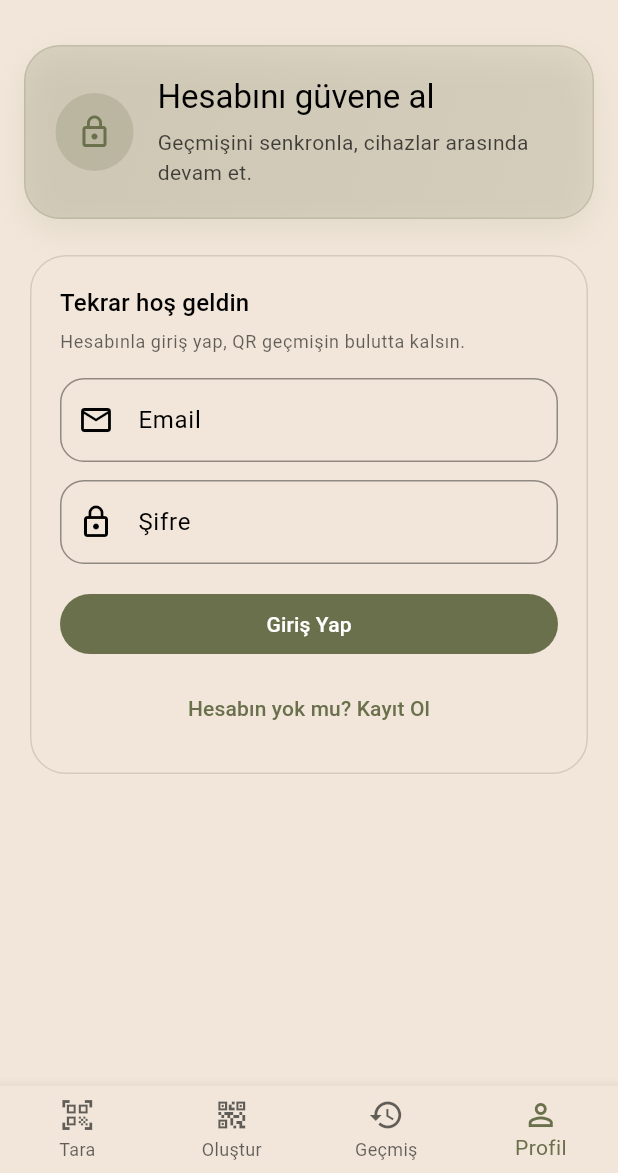
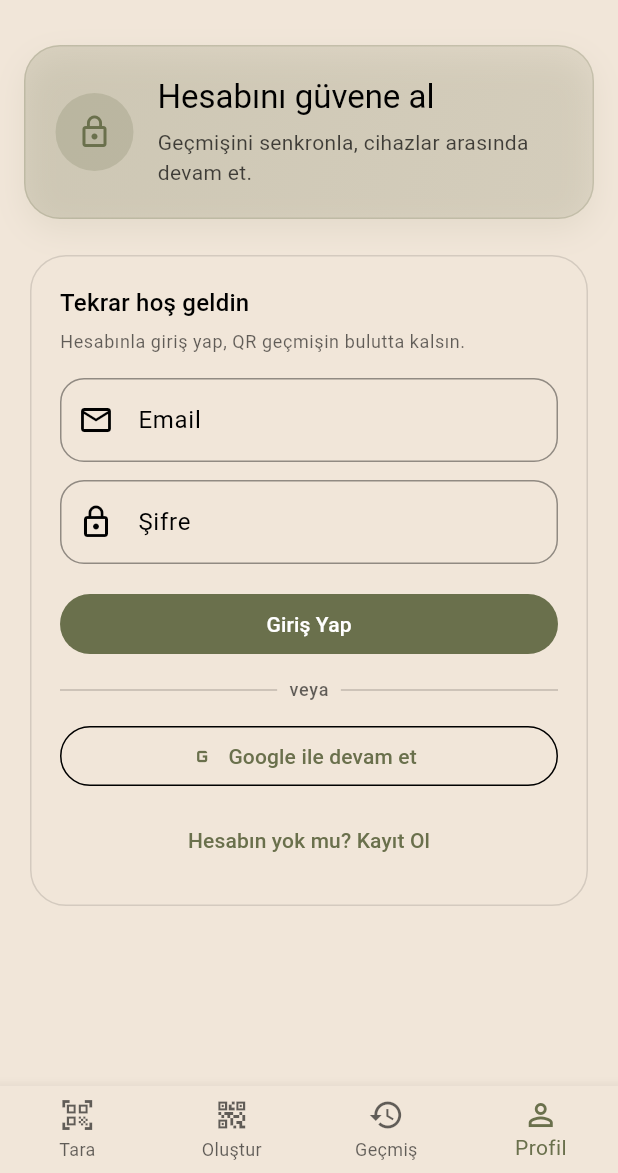
Before and after one commit to islamkirenli/qrmakerscanner, a Flutter app: the screen it shows after launch, item 3 of the bottom bar chosen, after a tap on "Giriş Yap", on a phone screen of 412 x 824 dp, the part 63-1236 px from its top. Run offline on Flutter 3.47's test engine with Material 3 defaults, Android fonts, the phone set to English and light mode, and no system bars; our stand-ins replace cloud_firestore, device_info_plus, file_picker, firebase_auth, firebase_core, firebase_storage and 4 more; missing offline and left inert: mobile_scanner; accounts and stored records are empty.

Commit message:
Google sign-in added.

```diff
--- a/lib/features/account/account_page.dart
+++ b/lib/features/account/account_page.dart
@@ -121,6 +121,26 @@ class _AccountPageState extends State<AccountPage> {
         SnackBar(content: Text(result.message ?? 'Kayıt başarılı.')),
       );
     }
+  }
+
+  Future<void> _handleGoogleSignIn() async {
+    if (_isLoading.value) {
+      return;
+    }
+    final controller = QrControllerScope.of(context);
+    _isLoading.value = true;
+    final result = await controller.signInWithGoogle();
+    _isLoading.value = false;
+    if (!result.ok) {
+      ScaffoldMessenger.of(context).showSnackBar(
+        SnackBar(content: Text(result.message ?? 'Bilinmeyen hata.')),
+      );
+      return;
+    }
+    if (!mounted) {
+      return;
+    }
+    controller.setTabIndex(0);
   }
 
   Future<void> _copyEmail(String? email) async {
@@ -1110,6 +1130,45 @@ class _AccountPageState extends State<AccountPage> {
                                   );
                                 },
                               ),
+                              const SizedBox(height: 12),
+                              Row(
+                                children: [
+                                  Expanded(
+                                    child: Divider(
+                                      color: colorScheme.outline.withOpacity(0.2),
+                                    ),
+                                  ),
+                                  Padding(
+                                    padding: const EdgeInsets.symmetric(horizontal: 8),
+                                    child: Text(
+                                      'veya',
+                                      style: theme.textTheme.labelMedium?.copyWith(
+                                        color: colorScheme.onSurface.withOpacity(0.6),
+                                      ),
+                                    ),
+                                  ),
+                                  Expanded(
+                                    child: Divider(
+                                      color: colorScheme.outline.withOpacity(0.2),
+                                    ),
+                                  ),
+                                ],
+                              ),
+                              const SizedBox(height: 12),
+                              ValueListenableBuilder<bool>(
+                                valueListenable: _isLoading,
+                                builder: (context, isLoading, _) {
+                                  return SizedBox(
+                                    width: double.infinity,
+                                    child: OutlinedButton.icon(
+                                      key: const ValueKey('authGoogle'),
+                                      onPressed: isLoading ? null : _handleGoogleSignIn,
+                                      icon: const Icon(Icons.g_mobiledata),
+                                      label: const Text('Google ile devam et'),
+                                    ),
+                                  );
+                                },
+                              ),
                               const SizedBox(height: 8),
                               ValueListenableBuilder<bool>(
                                 valueListenable: _isLoginMode,
--- a/lib/state/qr_app_controller.dart
+++ b/lib/state/qr_app_controller.dart
@@ -210,6 +210,10 @@ class QrAppController extends ChangeNotifier {
       email: trimmedEmail,
       password: password,
     );
+  }
+
+  Future<AuthResult> signInWithGoogle() async {
+    return _authService.signInWithGoogle();
   }
 
   Future<AuthResult> changePassword({
--- a/pubspec.yaml
+++ b/pubspec.yaml
@@ -38,6 +38,7 @@ dependencies:
   firebase_core: ^3.6.0
   cloud_firestore: ^5.5.0
   firebase_storage: ^12.3.1
+  google_sign_in: ^6.2.1
   mobile_scanner: ^7.1.4
   qr_flutter: ^4.1.0
   url_launcher: ^6.3.2
```
Also changed, not shown: lib/state/auth_service.dart (+49 -0 lines), pubspec.lock, 4 other files.
